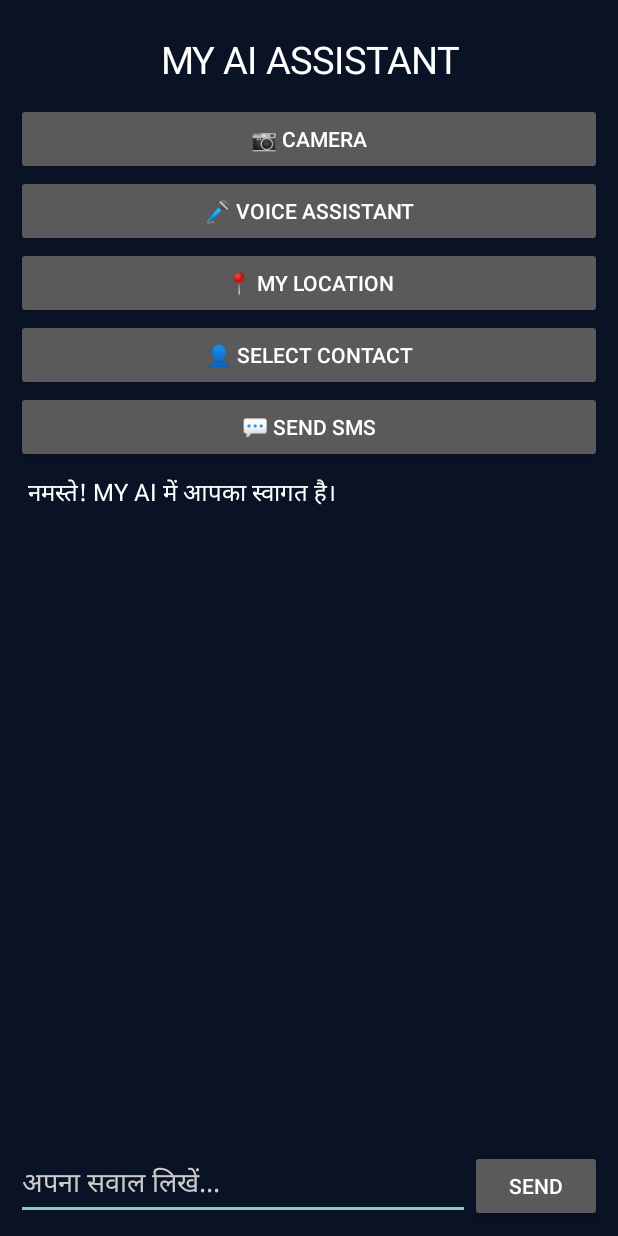
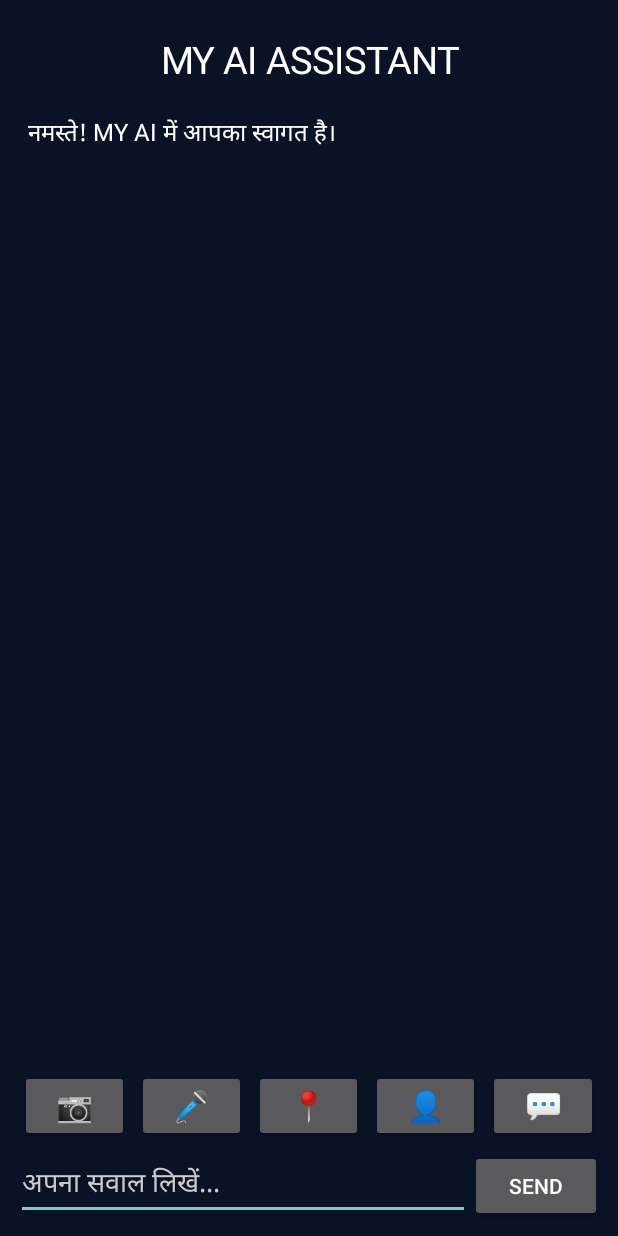
Before and after one commit to theblackshadow4921-dotcom/MY-AI-Android-, an Android app: the screen it shows after launch (MainActivity), on a phone screen of 412 x 824 dp. Run offline under Robolectric (Android 15) with nearby library versions, the phone set to English and light mode, and no system bars.

Commit message:
Move feature icons above chat input

```diff
--- a/app/src/main/java/com/myai/assistant/MainActivity.kt
+++ b/app/src/main/java/com/myai/assistant/MainActivity.kt
@@ -66,26 +66,27 @@ class MainActivity : Activity() {
         scroll.addView(chatLayout)
 
         val features = LinearLayout(this).apply {
-            orientation = LinearLayout.VERTICAL
+            orientation = LinearLayout.HORIZONTAL
+            gravity = Gravity.CENTER
         }
 
-        addFeatureButton(features, "📷 Camera") {
+        addFeatureButton(features, "📷", "Camera") {
             openCamera()
         }
 
-        addFeatureButton(features, "🎤 Voice Assistant") {
+        addFeatureButton(features, "🎤", "Voice Assistant") {
             openVoice()
         }
 
-        addFeatureButton(features, "📍 My Location") {
+        addFeatureButton(features, "📍", "My Location") {
             getLocation()
         }
 
-        addFeatureButton(features, "👤 Select Contact") {
+        addFeatureButton(features, "👤", "Select Contact") {
             openContacts()
         }
 
-        addFeatureButton(features, "💬 Send SMS") {
+        addFeatureButton(features, "💬", "Send SMS") {
             sendSMS()
         }
 
@@ -109,7 +110,6 @@ class MainActivity : Activity() {
         }
 
         root.addView(title)
-        root.addView(features)
 
         root.addView(
             scroll,
@@ -117,6 +117,8 @@ class MainActivity : Activity() {
                 ViewGroup.LayoutParams.MATCH_PARENT, 0, 1f
             )
         )
+
+        root.addView(features)
 
         val bottom = LinearLayout(this).apply {
             orientation = LinearLayout.HORIZONTAL
@@ -187,20 +189,31 @@ class MainActivity : Activity() {
 
     private fun addFeatureButton(
         parent: LinearLayout,
-        label: String,
+        icon: String,
+        description: String,
         action: () -> Unit
     ) {
+        val density = resources.displayMetrics.density
+
         val button = Button(this).apply {
-            text = label
+            text = icon
+            textSize = 20f
+            contentDescription = description
+            isAllCaps = false
+            setPadding(0, 0, 0, 0)
+            minWidth = 0
+            minHeight = 0
             setOnClickListener { action() }
         }
-        parent.addView(
-            button,
-            LinearLayout.LayoutParams(
-                ViewGroup.LayoutParams.MATCH_PARENT,
-                ViewGroup.LayoutParams.WRAP_CONTENT
-            )
+
+        val params = LinearLayout.LayoutParams(
+            0, (48 * density).toInt(), 1f
         )
+        params.setMargins(
+            (3 * density).toInt(), (4 * density).toInt(),
+            (3 * density).toInt(), (4 * density).toInt()
+        )
+        parent.addView(button, params)
     }
 
     private fun openCamera() {
```
